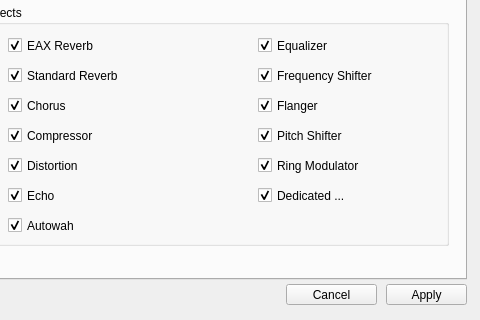
kcat/openal-soft, file utils/alsoft-config/mainwindow.ui: the form before one commit; both pictures show x 84 to 564 and y 140 to 460 of the 564 by 460 pixel window.
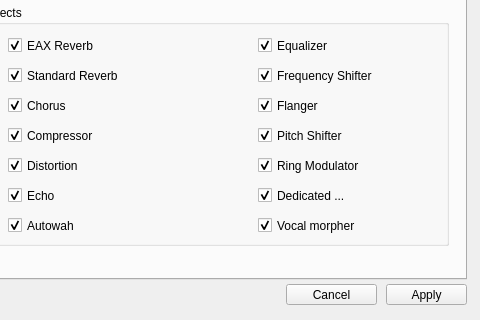
The form after the commit. The open tabs and pages were chosen to show the change. Icons and pictures are not drawn.

Commit message: Alsoft-config: Add vocal morpher effect

Patch:
```diff
--- a/utils/alsoft-config/mainwindow.ui
+++ b/utils/alsoft-config/mainwindow.ui
@@ -2264,6 +2264,22 @@
         <bool>true</bool>
        </property>
       </widget>
+      <widget class="QCheckBox" name="enableVocalMorpherCheck">
+       <property name="geometry">
+        <rect>
+         <x>320</x>
+         <y>210</y>
+         <width>131</width>
+         <height>21</height>
+        </rect>
+       </property>
+       <property name="text">
+        <string>Vocal morpher</string>
+       </property>
+       <property name="checked">
+        <bool>true</bool>
+       </property>
+      </widget>
      </widget>
      <widget class="QLabel" name="label_13">
       <property name="geometry">
```
The commit also changes 2 other files.
